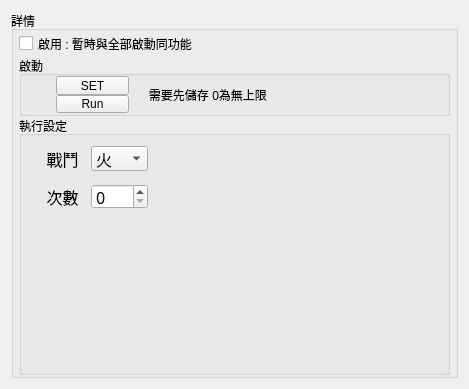
First picture: the form in Homepage/temp.ui, repository Jukon3234/ChatGPT_Make_me_WorkHarder, before the edit.
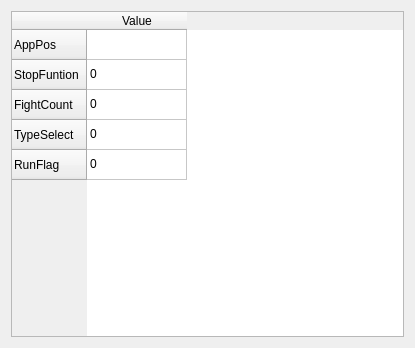
Second picture: the form after the edit.

Diff of the .ui file:
```diff
--- a/Homepage/temp.ui
+++ b/Homepage/temp.ui
@@ -6,450 +6,71 @@
    <rect>
     <x>0</x>
     <y>0</y>
-    <width>469</width>
-    <height>389</height>
+    <width>415</width>
+    <height>348</height>
    </rect>
   </property>
   <property name="windowTitle">
    <string>Form</string>
   </property>
   <layout class="QGridLayout" name="gridLayout">
-   <item row="1" column="0">
-    <widget class="QGroupBox" name="groupBox_2">
-     <property name="enabled">
-      <bool>true</bool>
-     </property>
-     <property name="sizePolicy">
-      <sizepolicy hsizetype="Preferred" vsizetype="Preferred">
-       <horstretch>28</horstretch>
-       <verstretch>8</verstretch>
-      </sizepolicy>
-     </property>
-     <property name="title">
-      <string>詳情</string>
-     </property>
-     <layout class="QGridLayout" name="gridLayout_4">
-      <property name="leftMargin">
-       <number>5</number>
+   <item row="0" column="0">
+    <widget class="QTableWidget" name="DataWidget">
+     <row>
+      <property name="text">
+       <string>AppPos</string>
       </property>
-      <property name="topMargin">
-       <number>0</number>
+     </row>
+     <row>
+      <property name="text">
+       <string>StopFuntion</string>
       </property>
-      <property name="rightMargin">
-       <number>5</number>
+     </row>
+     <row>
+      <property name="text">
+       <string>FightCount</string>
       </property>
-      <property name="bottomMargin">
-       <number>0</number>
+     </row>
+     <row>
+      <property name="text">
+       <string>TypeSelect</string>
       </property>
-      <property name="spacing">
-       <number>0</number>
+     </row>
+     <row>
+      <property name="text">
+       <string>RunFlag</string>
       </property>
-      <item row="0" column="0">
-       <widget class="QCheckBox" name="checkBox">
-        <property name="sizePolicy">
-         <sizepolicy hsizetype="Minimum" vsizetype="Minimum">
-          <horstretch>8</horstretch>
-          <verstretch>1</verstretch>
-         </sizepolicy>
-        </property>
-        <property name="maximumSize">
-         <size>
-          <width>16777215</width>
-          <height>25</height>
-         </size>
-        </property>
-        <property name="text">
-         <string>啟用 : 暫時與全部啟動同功能</string>
-        </property>
-       </widget>
-      </item>
-      <item row="2" column="0">
-       <widget class="QGroupBox" name="groupBox_5">
-        <property name="sizePolicy">
-         <sizepolicy hsizetype="Preferred" vsizetype="Preferred">
-          <horstretch>0</horstretch>
-          <verstretch>10</verstretch>
-         </sizepolicy>
-        </property>
-        <property name="sizeIncrement">
-         <size>
-          <width>0</width>
-          <height>0</height>
-         </size>
-        </property>
-        <property name="title">
-         <string>執行設定</string>
-        </property>
-        <layout class="QGridLayout" name="gridLayout_6" rowstretch="0,0,0,0,0">
-         <property name="leftMargin">
-          <number>0</number>
-         </property>
-         <property name="topMargin">
-          <number>0</number>
-         </property>
-         <property name="rightMargin">
-          <number>0</number>
-         </property>
-         <property name="bottomMargin">
-          <number>0</number>
-         </property>
-         <property name="spacing">
-          <number>0</number>
-         </property>
-         <item row="0" column="1">
-          <spacer name="verticalSpacer_4">
-           <property name="orientation">
-            <enum>Qt::Vertical</enum>
-           </property>
-           <property name="sizeType">
-            <enum>QSizePolicy::Preferred</enum>
-           </property>
-           <property name="sizeHint" stdset="0">
-            <size>
-             <width>0</width>
-             <height>10</height>
-            </size>
-           </property>
-          </spacer>
-         </item>
-         <item row="2" column="1">
-          <spacer name="verticalSpacer_5">
-           <property name="orientation">
-            <enum>Qt::Vertical</enum>
-           </property>
-           <property name="sizeType">
-            <enum>QSizePolicy::Fixed</enum>
-           </property>
-           <property name="sizeHint" stdset="0">
-            <size>
-             <width>20</width>
-             <height>13</height>
-            </size>
-           </property>
-          </spacer>
-         </item>
-         <item row="1" column="1">
-          <widget class="QLabel" name="label_4">
-           <property name="sizePolicy">
-            <sizepolicy hsizetype="MinimumExpanding" vsizetype="Fixed">
-             <horstretch>1</horstretch>
-             <verstretch>0</verstretch>
-            </sizepolicy>
-           </property>
-           <property name="minimumSize">
-            <size>
-             <width>0</width>
-             <height>0</height>
-            </size>
-           </property>
-           <property name="maximumSize">
-            <size>
-             <width>57</width>
-             <height>40</height>
-            </size>
-           </property>
-           <property name="font">
-            <font>
-             <family>Agency FB</family>
-             <pointsize>12</pointsize>
-            </font>
-           </property>
-           <property name="text">
-            <string>戰鬥</string>
-           </property>
-           <property name="alignment">
-            <set>Qt::AlignCenter</set>
-           </property>
-          </widget>
-         </item>
-         <item row="3" column="2">
-          <widget class="QSpinBox" name="Times_spinBox_2">
-           <property name="sizePolicy">
-            <sizepolicy hsizetype="Fixed" vsizetype="Fixed">
-             <horstretch>0</horstretch>
-             <verstretch>0</verstretch>
-            </sizepolicy>
-           </property>
-           <property name="maximumSize">
-            <size>
-             <width>64</width>
-             <height>25</height>
-            </size>
-           </property>
-           <property name="font">
-            <font>
-             <family>Agency FB</family>
-             <pointsize>12</pointsize>
-            </font>
-           </property>
-           <property name="maximum">
-            <number>999</number>
-           </property>
-          </widget>
-         </item>
-         <item row="3" column="1">
-          <widget class="QLabel" name="label_5">
-           <property name="sizePolicy">
-            <sizepolicy hsizetype="Ignored" vsizetype="Fixed">
-             <horstretch>1</horstretch>
-             <verstretch>1</verstretch>
-            </sizepolicy>
-           </property>
-           <property name="maximumSize">
-            <size>
-             <width>70</width>
-             <height>40</height>
-            </size>
-           </property>
-           <property name="font">
-            <font>
-             <family>Agency FB</family>
-             <pointsize>12</pointsize>
-            </font>
-           </property>
-           <property name="text">
-            <string>次數</string>
-           </property>
-           <property name="alignment">
-            <set>Qt::AlignCenter</set>
-           </property>
-          </widget>
-         </item>
-         <item row="1" column="2">
-          <widget class="QComboBox" name="FightcomboBox_2">
-           <property name="sizePolicy">
-            <sizepolicy hsizetype="MinimumExpanding" vsizetype="Minimum">
-             <horstretch>0</horstretch>
-             <verstretch>1</verstretch>
-            </sizepolicy>
-           </property>
-           <property name="minimumSize">
-            <size>
-             <width>0</width>
-             <height>0</height>
-            </size>
-           </property>
-           <property name="maximumSize">
-            <size>
-             <width>57</width>
-             <height>25</height>
-            </size>
-           </property>
-           <property name="font">
-            <font>
-             <family>Agency FB</family>
-             <pointsize>12</pointsize>
-            </font>
-           </property>
-           <item>
-            <property name="text">
-             <string>火</string>
-            </property>
-           </item>
-           <item>
-            <property name="text">
-             <string>水</string>
-            </property>
-           </item>
-           <item>
-            <property name="text">
-             <string>風</string>
-            </property>
-           </item>
-           <item>
-            <property name="text">
-             <string>土</string>
-            </property>
-           </item>
-           <item>
-            <property name="text">
-             <string>光</string>
-            </property>
-           </item>
-           <item>
-            <property name="text">
-             <string>暗</string>
-            </property>
-           </item>
-          </widget>
-         </item>
-         <item row="4" column="1" colspan="3">
-          <spacer name="verticalSpacer_3">
-           <property name="orientation">
-            <enum>Qt::Vertical</enum>
-           </property>
-           <property name="sizeHint" stdset="0">
-            <size>
-             <width>20</width>
-             <height>40</height>
-            </size>
-           </property>
-          </spacer>
-         </item>
-         <item row="1" column="3" rowspan="3">
-          <spacer name="horizontalSpacer_3">
-           <property name="orientation">
-            <enum>Qt::Horizontal</enum>
-           </property>
-           <property name="sizeHint" stdset="0">
-            <size>
-             <width>41</width>
-             <height>20</height>
-            </size>
-           </property>
-          </spacer>
-         </item>
-         <item row="1" column="0" rowspan="3">
-          <spacer name="horizontalSpacer_5">
-           <property name="orientation">
-            <enum>Qt::Horizontal</enum>
-           </property>
-           <property name="sizeType">
-            <enum>QSizePolicy::Preferred</enum>
-           </property>
-           <property name="sizeHint" stdset="0">
-            <size>
-             <width>12</width>
-             <height>0</height>
-            </size>
-           </property>
-          </spacer>
-         </item>
-        </layout>
-       </widget>
-      </item>
-      <item row="1" column="0">
-       <widget class="QGroupBox" name="groupBox">
-        <property name="sizePolicy">
-         <sizepolicy hsizetype="Preferred" vsizetype="Preferred">
-          <horstretch>0</horstretch>
-          <verstretch>1</verstretch>
-         </sizepolicy>
-        </property>
-        <property name="maximumSize">
-         <size>
-          <width>16777215</width>
-          <height>60</height>
-         </size>
-        </property>
-        <property name="title">
-         <string>啟動</string>
-        </property>
-        <layout class="QGridLayout" name="gridLayout_9">
-         <property name="leftMargin">
-          <number>0</number>
-         </property>
-         <property name="topMargin">
-          <number>0</number>
-         </property>
-         <property name="rightMargin">
-          <number>0</number>
-         </property>
-         <property name="bottomMargin">
-          <number>0</number>
-         </property>
-         <property name="spacing">
-          <number>0</number>
-         </property>
-         <item row="1" column="1">
-          <widget class="QPushButton" name="Screptrun_2">
-           <property name="sizePolicy">
-            <sizepolicy hsizetype="Expanding" vsizetype="Expanding">
-             <horstretch>1</horstretch>
-             <verstretch>0</verstretch>
-            </sizepolicy>
-           </property>
-           <property name="maximumSize">
-            <size>
-             <width>73</width>
-             <height>23</height>
-            </size>
-           </property>
-           <property name="cursor">
-            <cursorShape>PointingHandCursor</cursorShape>
-           </property>
-           <property name="text">
-            <string>Run</string>
-           </property>
-          </widget>
-         </item>
-         <item row="0" column="1">
-          <widget class="QPushButton" name="SetButton_2">
-           <property name="sizePolicy">
-            <sizepolicy hsizetype="Expanding" vsizetype="Expanding">
-             <horstretch>1</horstretch>
-             <verstretch>0</verstretch>
-            </sizepolicy>
-           </property>
-           <property name="maximumSize">
-            <size>
-             <width>73</width>
-             <height>23</height>
-            </size>
-           </property>
-           <property name="cursor">
-            <cursorShape>PointingHandCursor</cursorShape>
-           </property>
-           <property name="text">
-            <string>SET</string>
-           </property>
-          </widget>
-         </item>
-         <item row="0" column="2" rowspan="2">
-          <widget class="QLabel" name="label_2">
-           <property name="sizePolicy">
-            <sizepolicy hsizetype="Expanding" vsizetype="Expanding">
-             <horstretch>8</horstretch>
-             <verstretch>0</verstretch>
-            </sizepolicy>
-           </property>
-           <property name="maximumSize">
-            <size>
-             <width>142</width>
-             <height>51</height>
-            </size>
-           </property>
-           <property name="text">
-            <string>      需要先儲存 0為無上限</string>
-           </property>
-           <property name="alignment">
-            <set>Qt::AlignJustify|Qt::AlignVCenter</set>
-           </property>
-          </widget>
-         </item>
-         <item row="0" column="3" rowspan="2">
-          <spacer name="horizontalSpacer">
-           <property name="orientation">
-            <enum>Qt::Horizontal</enum>
-           </property>
-           <property name="sizeHint" stdset="0">
-            <size>
-             <width>40</width>
-             <height>0</height>
-            </size>
-           </property>
-          </spacer>
-         </item>
-         <item row="0" column="0" rowspan="2">
-          <spacer name="horizontalSpacer_2">
-           <property name="orientation">
-            <enum>Qt::Horizontal</enum>
-           </property>
-           <property name="sizeType">
-            <enum>QSizePolicy::Fixed</enum>
-           </property>
-           <property name="sizeHint" stdset="0">
-            <size>
-             <width>34</width>
-             <height>0</height>
-            </size>
-           </property>
-          </spacer>
-         </item>
-        </layout>
-       </widget>
-      </item>
-     </layout>
+     </row>
+     <column>
+      <property name="text">
+       <string>Value</string>
+      </property>
+     </column>
+     <item row="0" column="0">
+      <property name="text">
+       <string/>
+      </property>
+     </item>
+     <item row="1" column="0">
+      <property name="text">
+       <string>0</string>
+      </property>
+     </item>
+     <item row="2" column="0">
+      <property name="text">
+       <string>0</string>
+      </property>
+     </item>
+     <item row="3" column="0">
+      <property name="text">
+       <string>0</string>
+      </property>
+     </item>
+     <item row="4" column="0">
+      <property name="text">
+       <string>0</string>
+      </property>
+     </item>
     </widget>
    </item>
   </layout>
```
Left out of the diff: 4 changed lines with no effect on the pictures.
